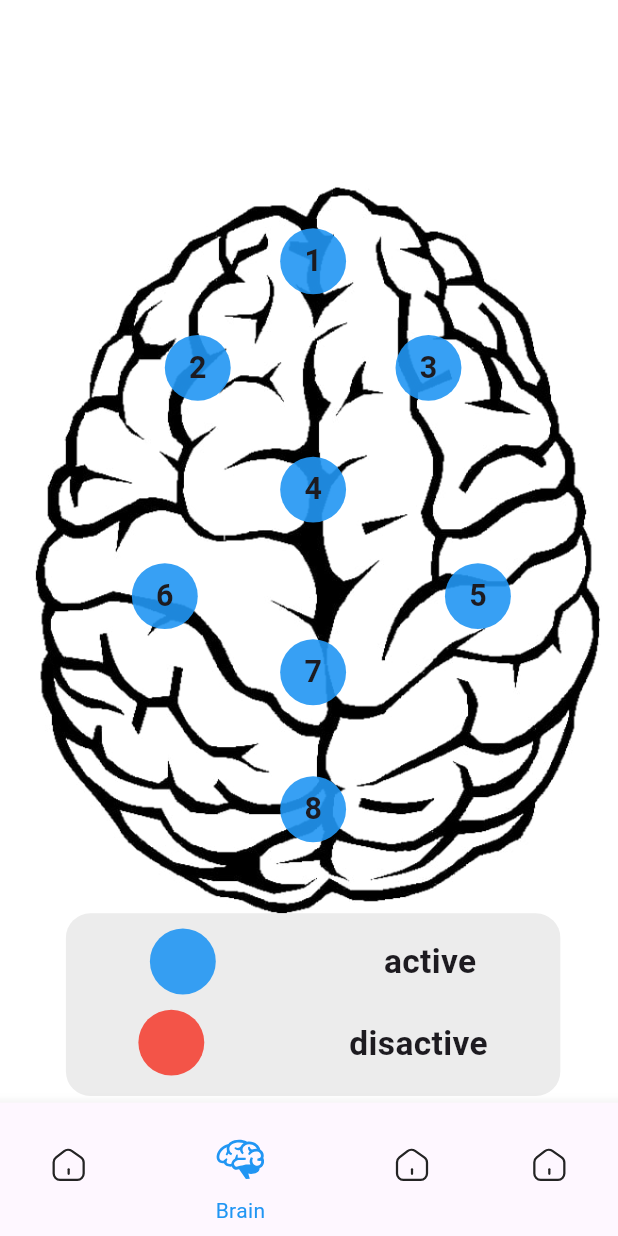
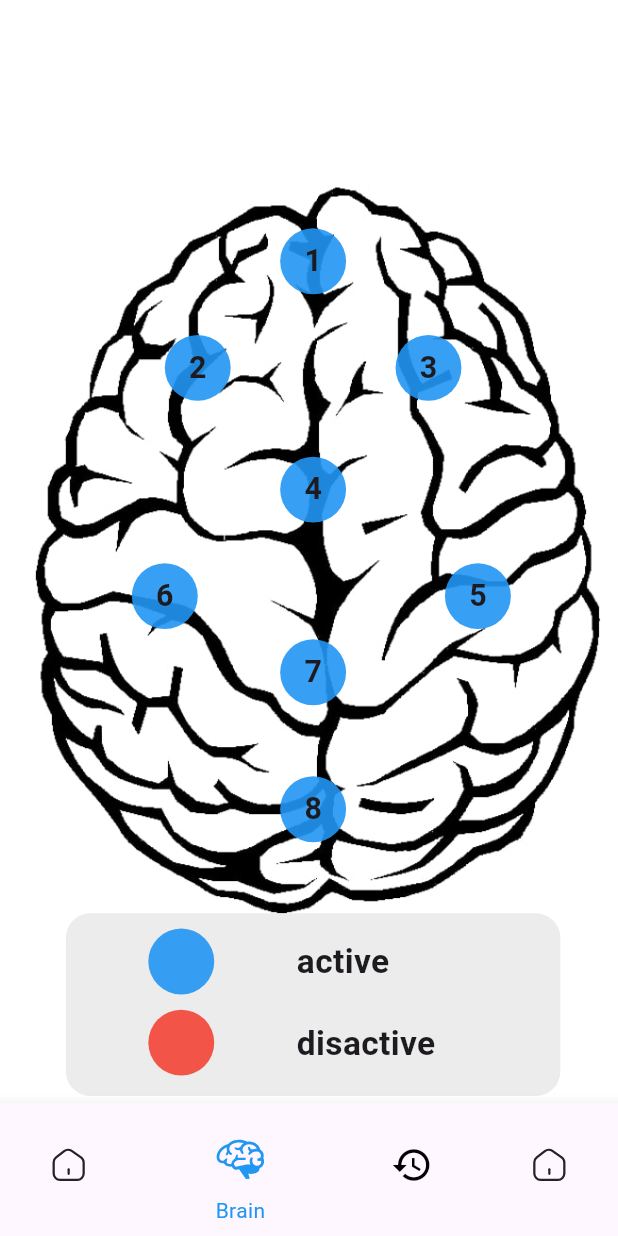
Before and after one commit to IbrahimElbazz/Brainpulse, a Flutter app: the screen it shows after launch, item 2 of the bottom bar chosen, on a phone screen of 412 x 824 dp. Run offline on Flutter 3.47's test engine with Material 3 defaults, Android fonts, the light colour scheme and no system bars; our stand-ins replace flutter_bloc, flutter_screenutil, flutter_svg, google_fonts, intl_phone_field.

Commit message:
history screen done

```diff
--- a/lib/core/Theming/text_style.dart
+++ b/lib/core/Theming/text_style.dart
@@ -4,11 +4,11 @@ import 'package:flutter_screenutil/flutter_screenutil.dart';
 import 'package:google_fonts/google_fonts.dart';
 
 class TextStyleApp {
-  static TextStyle styletext(double size, Color color, FontWeight fw) {
+  static TextStyle styleText(double size, Color color, FontWeight fw) {
     return GoogleFonts.poppins(color: color, fontSize: size.sp, fontWeight: fw);
   }
 
-  static TextStyle logotext = TextStyle(
+  static TextStyle logoText = TextStyle(
       fontSize: 20,
       fontFamily: 'Inter',
       fontWeight: FontWeight.bold,
--- a/lib/core/Widgets/mytextfield.dart
+++ b/lib/core/Widgets/mytextfield.dart
@@ -50,7 +50,7 @@ class MyTextField extends StatelessWidget {
           borderRadius: BorderRadius.circular(16.0),
         ),
         hintText: hint,
-        hintStyle: TextStyleApp.styletext(15, Colors.grey, FontWeight.normal),
+        hintStyle: TextStyleApp.styleText(15, Colors.grey, FontWeight.normal),
         suffixIcon: icon,
         //   color: Colors.grey,
 
--- a/lib/features/app_navigation/app_navigation.dart
+++ b/lib/features/app_navigation/app_navigation.dart
@@ -1,4 +1,5 @@
 import 'package:brain_pulse/features/brain/presentation/screens/brain_screen.dart';
+import 'package:brain_pulse/features/history/presentation/screens/history.dart';
 import 'package:brain_pulse/features/home/presentation/screens/home_screen.dart';
 import 'package:brain_pulse/features/more/more.dart';
 import 'package:flutter/material.dart';
@@ -18,7 +19,7 @@ class _AppNavigationState extends State<AppNavigation> {
   final List<Widget> _children = [
     const HomeScreen(),
     const BrainScreen(),
-    const More(),
+    const History(),
     const More(),
   ];
 
@@ -47,16 +48,22 @@ class _AppNavigationState extends State<AppNavigation> {
           width: 50.w,
         ),
       ),
-      BottomNavigationBarItem(
-        icon: SvgPicture.asset('assets/svgs/home-2.svg'),
-        label: 'Brain',
-        activeIcon: SvgPicture.asset(
-          'assets/svgs/home-2.svg',
-          color: Colors.blue,
+      const BottomNavigationBarItem(
+        icon: Icon(
+          color: Colors.black,
+          Icons.history_sharp,
+          size: 28,
+        ),
+        label: 'history',
+        activeIcon: Icon(
+          Icons.history_sharp,
+          size: 28,
         ),
       ),
       BottomNavigationBarItem(
-        icon: SvgPicture.asset('assets/svgs/home-2.svg'),
+        icon: SvgPicture.asset(
+          'assets/svgs/home-2.svg',
+        ),
         label: 'more',
         activeIcon: SvgPicture.asset(
           'assets/svgs/home-2.svg',
--- a/lib/features/auth/register/ui/screen/register.dart
+++ b/lib/features/auth/register/ui/screen/register.dart
@@ -71,7 +71,7 @@ class RegisterPage extends StatelessWidget {
                         color: Colors.grey,
                       )),
                   hintText: "Your number",
-                  hintStyle: TextStyleApp.styletext(
+                  hintStyle: TextStyleApp.styleText(
                       15, Colors.grey, FontWeight.normal),
                   fillColor: const Color(0xffFDFDFF),
                 )),
--- a/lib/features/auth/register/ui/widgets/pass_and_email_register.dart
+++ b/lib/features/auth/register/ui/widgets/pass_and_email_register.dart
@@ -69,7 +69,7 @@ class _PassAndEmailState extends State<PassAndEmail> {
               ),
               hintText: "Your number",
               hintStyle:
-                  TextStyleApp.styletext(15, Colors.grey, FontWeight.normal),
+                  TextStyleApp.styleText(15, Colors.grey, FontWeight.normal),
               fillColor: const Color(0xffFDFDFF),
             ),
           ),
--- a/lib/features/auth/register/ui/widgets/top_page.dart
+++ b/lib/features/auth/register/ui/widgets/top_page.dart
@@ -11,7 +11,7 @@ class TopPage extends StatelessWidget {
       children: [
         Text(
           "Create Account",
-          style: TextStyleApp.styletext(
+          style: TextStyleApp.styleText(
               30, const Color(0xff247CFF), FontWeight.bold),
         ),
         const SizedBox(
@@ -20,12 +20,12 @@ class TopPage extends StatelessWidget {
         Text(
           "Sign up now and start exploring all that our",
           style:
-              TextStyleApp.styletext(14, Colors.grey[700]!, FontWeight.normal),
+              TextStyleApp.styleText(14, Colors.grey[700]!, FontWeight.normal),
         ),
         Text(
           "app has to offer. We're excited to welcome\nyou to our community!",
           style:
-              TextStyleApp.styletext(14, Colors.grey[700]!, FontWeight.normal),
+              TextStyleApp.styleText(14, Colors.grey[700]!, FontWeight.normal),
         ),
         const SizedBox(
           height: 20,
--- a/lib/features/brain/presentation/screens/brain_screen.dart
+++ b/lib/features/brain/presentation/screens/brain_screen.dart
@@ -95,11 +95,12 @@ class BrainScreen extends StatelessWidget {
                 children: [
                   const GapH(height: 10),
                   Row(
-                    mainAxisAlignment: MainAxisAlignment.spaceAround,
                     children: [
+                      const GapW(width: 50),
                       PointInBrainInfo(
                         colorIcon: Colors.blue.withOpacity(0.9),
                       ),
+                      const GapW(width: 50),
                       Text(
                         'active',
                         style: TextStyle(
@@ -111,11 +112,12 @@ class BrainScreen extends StatelessWidget {
                   ),
                   const GapH(height: 10),
                   Row(
-                    mainAxisAlignment: MainAxisAlignment.spaceAround,
                     children: [
+                      const GapW(width: 50),
                       PointInBrainInfo(
                         colorIcon: Colors.red.withOpacity(0.9),
                       ),
+                      const GapW(width: 50),
                       Text(
                         'disactive',
                         style: TextStyle(
--- a/lib/features/onBoarding/ui/screen/widgets/logo_app.dart
+++ b/lib/features/onBoarding/ui/screen/widgets/logo_app.dart
@@ -17,7 +17,7 @@ class LogoApp extends StatelessWidget {
         SizedBox(
           width: 8.w,
         ),
-        Text("Brain Pulse", style: TextStyleApp.logotext)
+        Text("Brain Pulse", style: TextStyleApp.logoText)
       ],
     );
   }
```
Also changed, not shown: lib/features/history/presentation/screens/history.dart (added, +68 -0 lines), lib/features/history/presentation/widgets/user_card_info.dart (added, +45 -0 lines).
